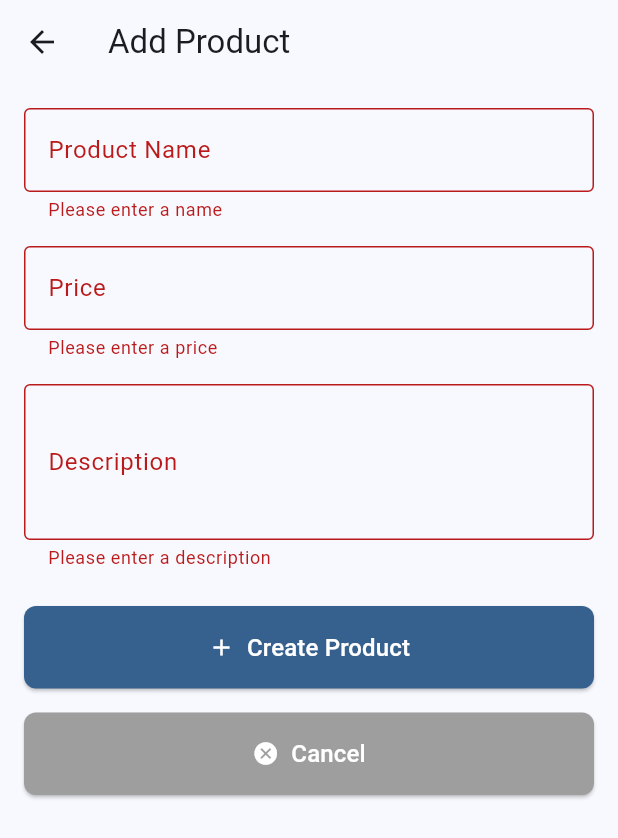
After one commit to phimwa958/goshop-with-flutter, a Flutter app: the screen it shows after launch, after a tap on the "add" icon, after a tap on "Create Product", on a phone screen of 412 x 824 dp. The commit adds this screen. Shown: the top 838 px of the screen. Run offline on Flutter 3.47's test engine with Material 3 defaults, Android fonts, the light colour scheme and no system bars; our stand-ins replace flutter_secure_storage, go_router; accounts and stored records are empty; network calls fail.

Commit message:
เพิ่มปุ่มสำหรับเพิ่ม/แก้ไขสินค้า

```diff
--- a/goshop_flutter/lib/main.dart
+++ b/goshop_flutter/lib/main.dart
@@ -13,6 +13,7 @@ import 'screens/orders/place_order_screen.dart';
 import 'screens/orders/order_list_screen.dart';
 import 'screens/orders/order_detail_screen.dart';
 import 'screens/profile/profile_screen.dart';
+import 'screens/products/product_form_screen.dart';
 
 void main() {
   runApp(const MyApp());
@@ -63,10 +64,28 @@ class MyApp extends StatelessWidget {
                 builder: (context, state) => const ProductListScreen(),
               ),
               GoRoute(
+                path: '/products/new',
+                builder: (context, state) => const ProductFormScreen(),
+              ),
+              GoRoute(
                 path: '/products/:id',
                 builder: (context, state) {
                   final id = state.pathParameters['id']!;
                   return ProductDetailScreen(productId: id);
+                },
+              ),
+              GoRoute(
+                path: '/products/:id/edit',
+                builder: (context, state) {
+                  final id = state.pathParameters['id']!;
+                  return ProductFormScreen(productId: id);
+                },
+              ),
+              GoRoute(
+                path: '/products/:id/edit',
+                builder: (context, state) {
+                  final id = state.pathParameters['id']!;
+                  return ProductFormScreen(productId: id);
                 },
               ),
               GoRoute(
--- a/goshop_flutter/lib/screens/products/product_detail_screen.dart
+++ b/goshop_flutter/lib/screens/products/product_detail_screen.dart
@@ -69,6 +69,17 @@ class _ProductDetailScreenState extends State<ProductDetailScreen> {
             },
           ),
         ),
+        actions: [
+          Semantics(
+            button: true,
+            label: 'Edit Product',
+            hint: 'Navigate to edit product screen',
+            child: IconButton(
+              icon: const Icon(Icons.edit),
+              onPressed: () => context.go('/products/${widget.productId}/edit'),
+            ),
+          ),
+        ],
       ),
       body: Consumer<ProductProvider>(
         builder: (context, productProvider, child) {
--- /dev/null
+++ b/goshop_flutter/lib/screens/products/product_form_screen.dart
@@ -0,0 +1,223 @@
+import 'package:flutter/material.dart';
+import 'package:provider/provider.dart';
+import 'package:go_router/go_router.dart';
+import '../../providers/product_provider.dart';
+import '../../widgets/accessible_button.dart';
+
+class ProductFormScreen extends StatefulWidget {
+  final String? productId;
+
+  const ProductFormScreen({super.key, this.productId});
+
+  @override
+  State<ProductFormScreen> createState() => _ProductFormScreenState();
+}
+
+class _ProductFormScreenState extends State<ProductFormScreen> {
+  final _formKey = GlobalKey<FormState>();
+  final _nameController = TextEditingController();
+  final _descriptionController = TextEditingController();
+  final _priceController = TextEditingController();
+  bool _isInit = true;
+
+  @override
+  void didChangeDependencies() {
+    super.didChangeDependencies();
+    if (_isInit) {
+      if (widget.productId != null) {
+        final product = context.read<ProductProvider>().selectedProduct;
+        if (product != null && product.id == widget.productId) {
+          _nameController.text = product.name;
+          _descriptionController.text = product.description;
+          _priceController.text = product.price.toString();
+        } else {
+          // Fetch if not available or mismatch
+           WidgetsBinding.instance.addPostFrameCallback((_) async {
+            await context.read<ProductProvider>().fetchProductById(widget.productId!);
+            if (mounted) {
+              final fetchedProduct = context.read<ProductProvider>().selectedProduct;
+              if (fetchedProduct != null) {
+                _nameController.text = fetchedProduct.name;
+                _descriptionController.text = fetchedProduct.description;
+                _priceController.text = fetchedProduct.price.toString();
+              }
+            }
+          });
+        }
+      }
+      _isInit = false;
+    }
+  }
+
+  @override
+  void dispose() {
+    _nameController.dispose();
+    _descriptionController.dispose();
+    _priceController.dispose();
+    super.dispose();
+  }
+
+  Future<void> _saveForm() async {
+    if (!_formKey.currentState!.validate()) return;
+
+    final name = _nameController.text;
+    final description = _descriptionController.text;
+    final price = double.tryParse(_priceController.text) ?? 0.0;
+
+    final provider = context.read<ProductProvider>();
+    bool success;
+
+    if (widget.productId != null) {
+      success = await provider.updateProduct(widget.productId!, name, description, price);
+    } else {
+      success = await provider.createProduct(name, description, price);
+    }
+
+    if (mounted) {
+      if (success) {
+        ScaffoldMessenger.of(context).showSnackBar(
+          SnackBar(
+            content: Text(widget.productId != null ? 'Product updated' : 'Product created'),
+            backgroundColor: Colors.green,
+          ),
+        );
+        context.pop();
+      } else {
+        ScaffoldMessenger.of(context).showSnackBar(
+          SnackBar(
+            content: Text(provider.errorMessage ?? 'An error occurred'),
+            backgroundColor: Colors.red,
+          ),
+        );
+      }
+    }
+  }
+
+  @override
+  Widget build(BuildContext context) {
+    final isEditing = widget.productId != null;
+
+    return Scaffold(
+      appBar: AppBar(
+        title: Text(isEditing ? 'Edit Product' : 'Add Product'),
+        leading: Semantics(
+          button: true,
+          label: 'Back button',
+          hint: 'Navigate to previous screen',
+          child: IconButton(
+            icon: const Icon(Icons.arrow_back),
+            onPressed: () {
+              if (Navigator.of(context).canPop()) {
+                Navigator.of(context).pop();
+              } else {
+                context.go('/products');
+              }
+            },
+          ),
+        ),
+      ),
+      body: Consumer<ProductProvider>(
+        builder: (context, provider, child) {
+          if (provider.isLoading) {
+            return const Center(child: CircularProgressIndicator());
+          }
+
+          return SingleChildScrollView(
+            padding: const EdgeInsets.all(16),
+            child: Form(
+              key: _formKey,
+              child: Column(
+                crossAxisAlignment: CrossAxisAlignment.stretch,
+                children: [
+                  Semantics(
+                    label: 'Product Name Input',
+                    child: TextFormField(
+                      controller: _nameController,
+                      decoration: const InputDecoration(
+                        labelText: 'Product Name',
+                        border: OutlineInputBorder(),
+                      ),
+                      textInputAction: TextInputAction.next,
+                      validator: (value) {
+                        if (value == null || value.isEmpty) {
+                          return 'Please enter a name';
+                        }
+                        return null;
+                      },
+                    ),
+                  ),
+                  const SizedBox(height: 16),
+                  Semantics(
+                    label: 'Product Price Input',
+                    child: TextFormField(
+                      controller: _priceController,
+                      decoration: const InputDecoration(
+                        labelText: 'Price',
+                        border: OutlineInputBorder(),
+                        prefixText: '\$ ',
+                      ),
+                      keyboardType: const TextInputType.numberWithOptions(decimal: true),
+                      textInputAction: TextInputAction.next,
+                      validator: (value) {
+                        if (value == null || value.isEmpty) {
+                          return 'Please enter a price';
+                        }
+                        if (double.tryParse(value) == null) {
+                          return 'Please enter a valid number';
+                        }
+                        if (double.parse(value) <= 0) {
+                          return 'Price must be greater than 0';
+                        }
+                        return null;
+                      },
+                    ),
+                  ),
+                  const SizedBox(height: 16),
+                  Semantics(
+                    label: 'Product Description Input',
+                    child: TextFormField(
+                      controller: _descriptionController,
+                      decoration: const InputDecoration(
+                        labelText: 'Description',
+                        border: OutlineInputBorder(),
+                      ),
+                      maxLines: 3,
+                      keyboardType: TextInputType.multiline,
+                      validator: (value) {
+                        if (value == null || value.isEmpty) {
+                          return 'Please enter a description';
+                        }
+                        return null;
+                      },
+                    ),
+                  ),
+                  const SizedBox(height: 24),
+                  AccessibleButton(
+                    label: isEditing ? 'Update Product' : 'Create Product',
+                    semanticHint: isEditing ? 'Save changes to product' : 'Create new product',
+                    onPressed: _saveForm,
+                    icon: isEditing ? Icons.save : Icons.add,
+                  ),
+                  const SizedBox(height: 16),
+                  AccessibleButton(
+                    label: 'Cancel',
+                    semanticHint: 'Cancel and go back',
+                    onPressed: () {
+                      if (Navigator.of(context).canPop()) {
+                        Navigator.of(context).pop();
+                      } else {
+                        context.go('/products');
+                      }
+                    },
+                    icon: Icons.cancel,
+                    backgroundColor: Colors.grey,
+                  ),
+                ],
+              ),
+            ),
+          );
+        },
+      ),
+    );
+  }
+}
--- a/goshop_flutter/lib/screens/products/product_list_screen.dart
+++ b/goshop_flutter/lib/screens/products/product_list_screen.dart
@@ -214,6 +214,15 @@ class _ProductListScreenState extends State<ProductListScreen> {
           );
         },
       ),
+      floatingActionButton: Semantics(
+        button: true,
+        label: 'Add Product',
+        hint: 'Navigate to create new product screen',
+        child: FloatingActionButton(
+          onPressed: () => context.go('/products/new'),
+          child: const Icon(Icons.add),
+        ),
+      ),
     );
   }
 }
```
Also changed, not shown: goshop_flutter/lib/providers/product_provider.dart (+57 -0 lines).
